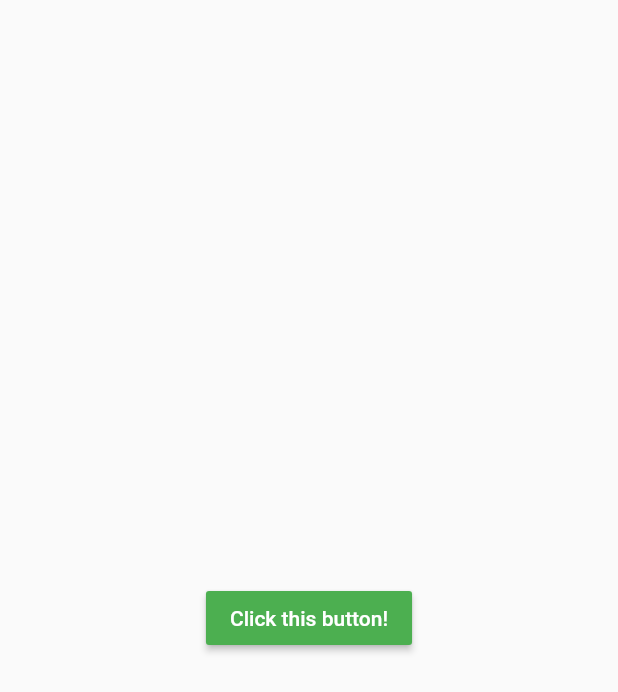
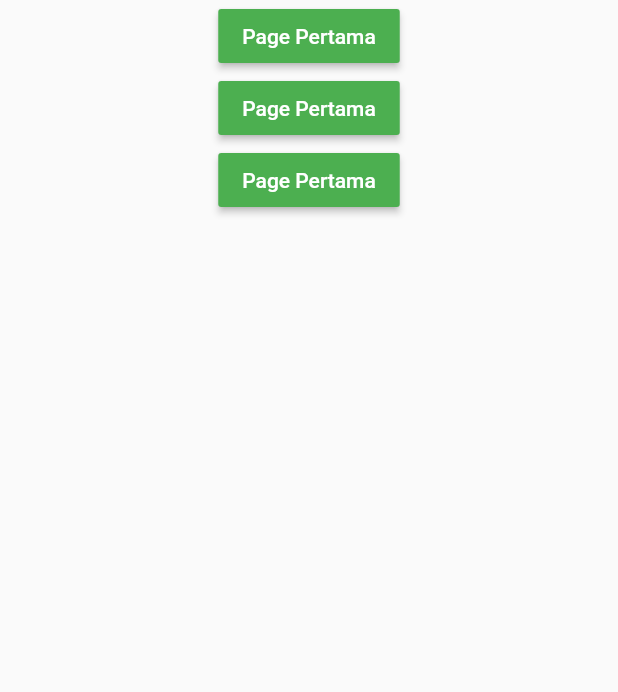
Before and after one commit to RandyWardhana/learn-flutter, a Flutter app: the screen it shows after launch, on a phone screen of 412 x 824 dp. Shown: the top 692 px of the screen. Run offline on Flutter 3.47's test engine with Material 2 defaults, Android fonts, the phone set to English and light mode, and no system bars.

Commit message:
Navigating to Other Class in Flutter

```diff
--- a/lib/main.dart
+++ b/lib/main.dart
@@ -1,4 +1,8 @@
 import 'package:flutter/material.dart';
+
+import 'package:firstproject/navigateClass/first_page.dart';
+import 'package:firstproject/navigateClass/second_page.dart';
+import 'package:firstproject/navigateClass/third_page.dart';
 
 void main() {
   runApp(MyApp());
@@ -12,61 +16,101 @@ class MyApp extends StatelessWidget {
       theme: ThemeData(
         primarySwatch: Colors.blue,
       ),
-      home: PageStateFull(),
+      home: PageUtama(),
+      // home: PageStateFull(),
       debugShowCheckedModeBanner: false
     );
   }
 }
 
-class PageStateless extends StatelessWidget {
+class PageUtama extends StatelessWidget {
   @override
   Widget build(BuildContext context) {
     return Scaffold(
-      body: new Container(
-        color: Colors.blueAccent,
-        child: new Container(
-          color: Colors.lightGreen,
-          margin: const EdgeInsets.all(50.0)
-        )
+      body: new Center(
+        child: Column(
+          children: <Widget>[
+            new MaterialButton(
+              onPressed: () {
+                Navigator.push(context, MaterialPageRoute(builder: (context) => PagePertama()));
+              },
+              child: Text('Page Pertama'),
+              color: Colors.green,
+              textColor: Colors.white
+            ),
+            new MaterialButton(
+              onPressed: () {
+                Navigator.push(context, MaterialPageRoute(builder: (context) => PageKedua()));
+              },
+              child: Text('Page Pertama'),
+              color: Colors.green,
+              textColor: Colors.white
+            ),
+            new MaterialButton(
+              onPressed: () {
+                Navigator.push(context, MaterialPageRoute(builder: (context) => PageKetiga()));
+              },
+              child: Text('Page Pertama'),
+              color: Colors.green,
+              textColor: Colors.white
+            )
+          ],
+        ),
       )
     );
   }
 }
 
-class PageStateFull extends StatefulWidget {
-  @override
-  _PageStateFullState createState() => _PageStateFullState();
-}
+// // Stateless & StateFull
+// class PageStateless extends StatelessWidget {
+//   @override
+//   Widget build(BuildContext context) {
+//     return Scaffold(
+//       body: new Container(
+//         color: Colors.blueAccent,
+//         child: new Container(
+//           color: Colors.lightGreen,
+//           margin: const EdgeInsets.all(50.0)
+//         )
+//       )
+//     );
+//   }
+// }
 
-class _PageStateFullState extends State<PageStateFull> {
+// class PageStateFull extends StatefulWidget {
+//   @override
+//   _PageStateFullState createState() => _PageStateFullState();
+// }
 
-  String text;
+// class _PageStateFullState extends State<PageStateFull> {
 
-  @override
-  void initState() {
-    super.initState();
-    text = 'Click this button!';
-  }
+//   String text;
 
-  void methodChange() {
-    setState(() {
-      text = 'Hello 世界!';
-    });
-  }
+//   @override
+//   void initState() {
+//     super.initState();
+//     text = 'Click this button!';
+//   }
 
-  @override
-  Widget build(BuildContext context) {
-    return Scaffold(
-      body: new Center(
-        child: new MaterialButton(
-          child: Text(text),
-          color: Colors.green,
-          textColor: Colors.white,
-          onPressed: () {
-            methodChange();
-          }
-        ),
-      ),
-    );
-  }
-}
+//   void methodChange() {
+//     setState(() {
+//       text = 'Hello 世界!';
+//     });
+//   }
+
+//   @override
+//   Widget build(BuildContext context) {
+//     return Scaffold(
+//       body: new Center(
+//         child: new MaterialButton(
+//           child: Text(text),
+//           color: Colors.green,
+//           textColor: Colors.white,
+//           onPressed: () {
+//             methodChange();
+//           }
+//         ),
+//       ),
+//     );
+//   }
+// }
```
